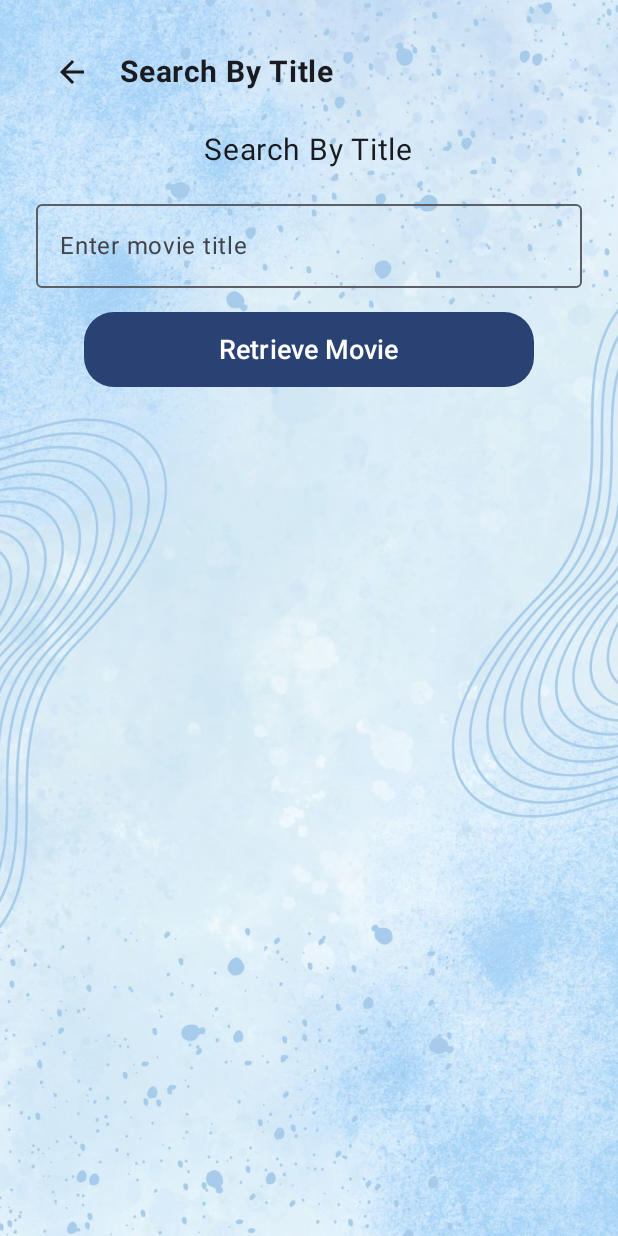
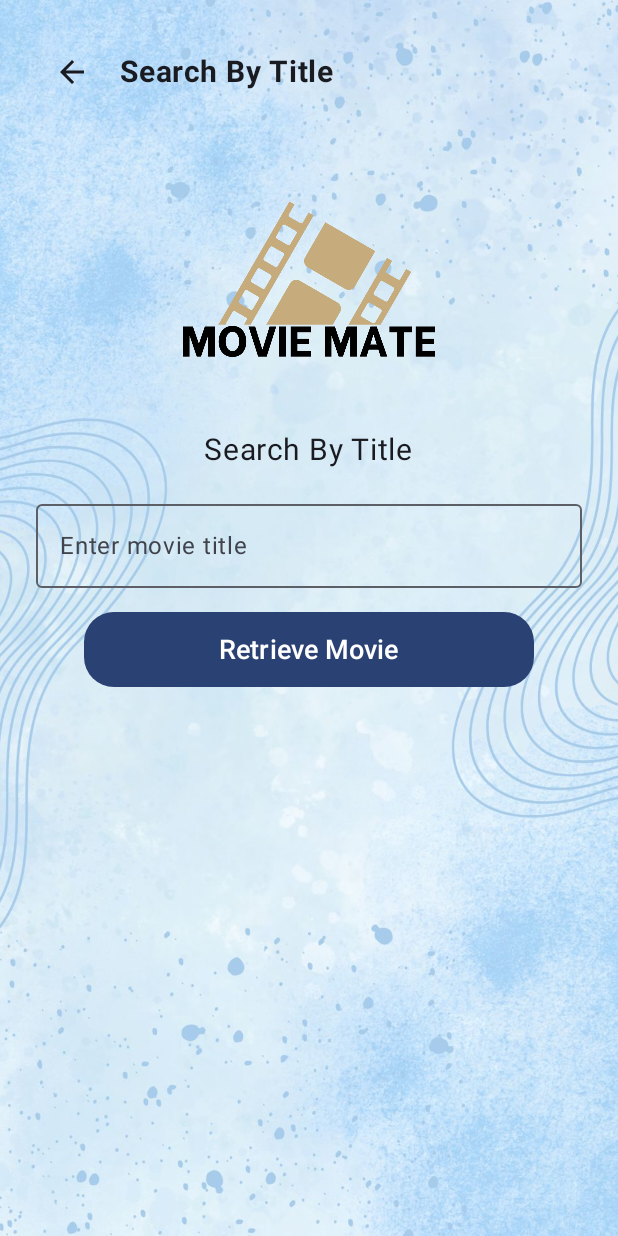
Before and after one commit to AbdhulFathir/MovieMate, an Android app built with Jetpack Compose: the SearchByTitle screen opened directly, with no data from a screen before it, on a phone screen of 412 x 824 dp. Run offline under Robolectric (Android 15) with nearby library versions, the phone set to English and light mode, and no system bars.

Commit message:
Check movie logo

```diff
--- a/app/src/main/java/com/example/moviemate/screens/SearchByTitle.kt
+++ b/app/src/main/java/com/example/moviemate/screens/SearchByTitle.kt
@@ -75,6 +75,15 @@ class SearchByTitle : ComponentActivity() {
                                 modifier = Modifier.padding(start = 8.dp)
                             )
                         }
+
+                        Image(
+                            painter = painterResource(id = R.drawable.movie_mate_logo),
+                            contentDescription = "MovieMate Logo",
+                            modifier = Modifier
+                                .size(200.dp)
+                                .padding(vertical = 16.dp),
+                            contentScale = ContentScale.Fit
+                        )
 
                         Text("Search By Title", fontSize = 20.sp)
                         Spacer(modifier = Modifier.height(16.dp))
```
